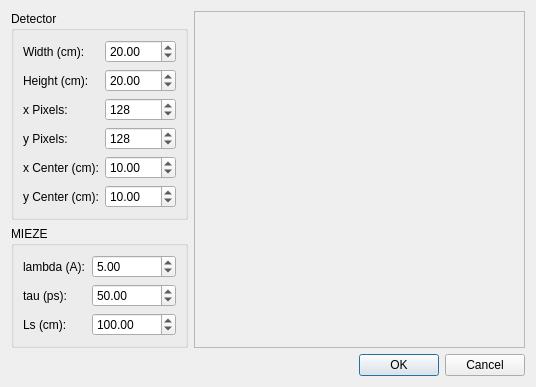
Before: the Qt Designer form ui/psd_phase.ui in tweber-ill/frm_mirror-miezetools, drawn with Qt 5.
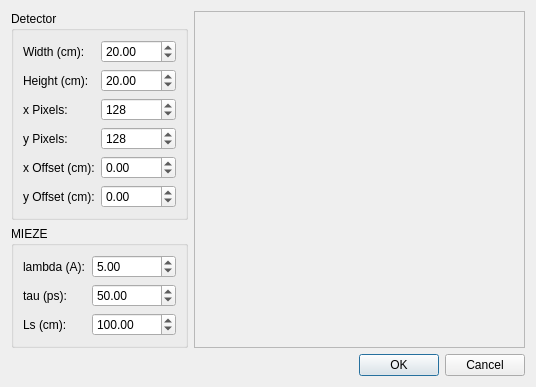
After: the same form once the commit is applied.

Commit message: added central position for phase correction

```diff
--- a/ui/psd_phase.ui
+++ b/ui/psd_phase.ui
@@ -23,7 +23,7 @@
       <item row="4" column="0">
        <widget class="QLabel" name="label_8">
         <property name="text">
-         <string>x Center (cm):</string>
+         <string>x Offset (cm):</string>
         </property>
        </widget>
       </item>
@@ -119,12 +119,15 @@
       <item row="5" column="0">
        <widget class="QLabel" name="label_9">
         <property name="text">
-         <string>y Center (cm):</string>
+         <string>y Offset (cm):</string>
         </property>
        </widget>
       </item>
       <item row="4" column="1">
        <widget class="QDoubleSpinBox" name="spinXCenter">
+        <property name="minimum">
+         <double>-9999.000000000000000</double>
+        </property>
         <property name="maximum">
          <double>9999.000000000000000</double>
         </property>
@@ -132,12 +135,15 @@
          <double>0.100000000000000</double>
         </property>
         <property name="value">
-         <double>10.000000000000000</double>
+         <double>0.000000000000000</double>
         </property>
        </widget>
       </item>
       <item row="5" column="1">
        <widget class="QDoubleSpinBox" name="spinYCenter">
+        <property name="minimum">
+         <double>-9999.000000000000000</double>
+        </property>
         <property name="maximum">
          <double>9999.000000000000000</double>
         </property>
@@ -145,7 +151,7 @@
          <double>0.100000000000000</double>
         </property>
         <property name="value">
-         <double>10.000000000000000</double>
+         <double>0.000000000000000</double>
         </property>
        </widget>
       </item>
```
The commit also changes 2 other files.
